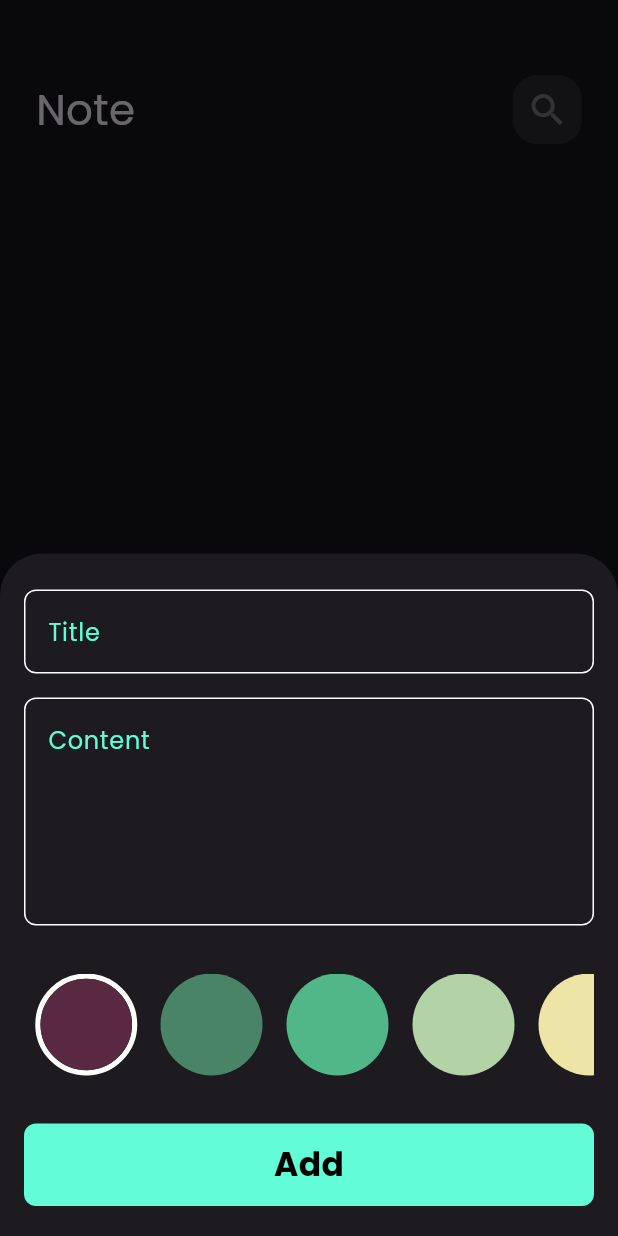
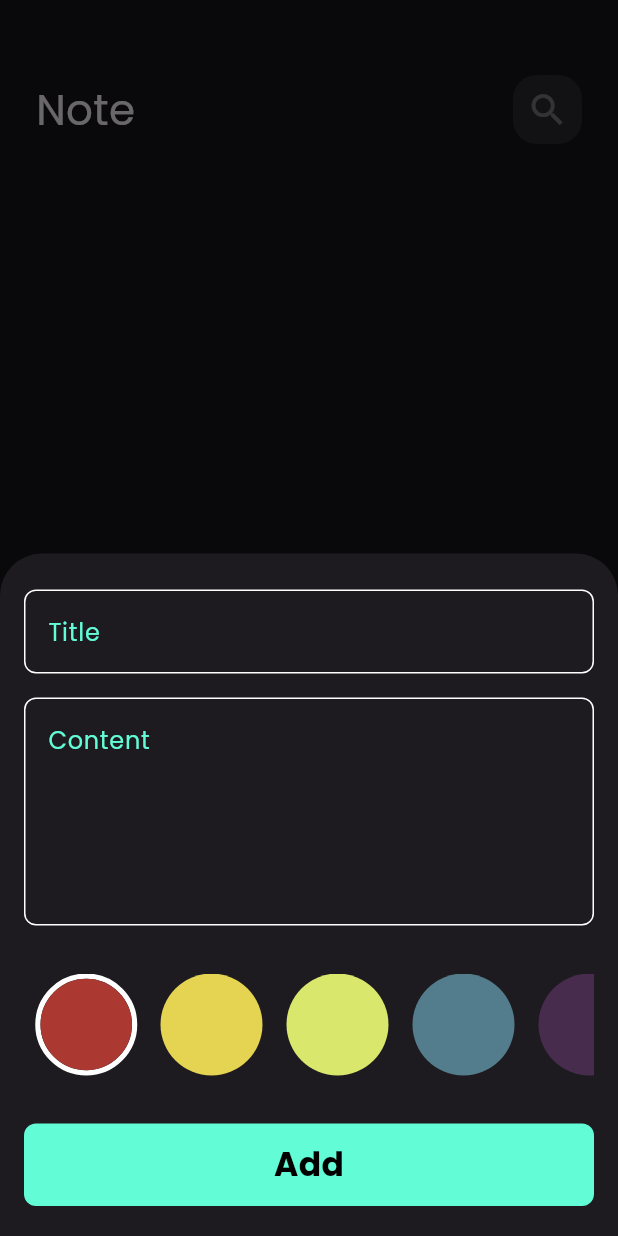
Before and after one commit to EmanMohamed7612/notes_app, a Flutter app: the screen it shows after launch, after a tap on the "add" icon, on a phone screen of 412 x 824 dp. Run offline on Flutter 3.47's test engine with Material 3 defaults, Android fonts, the phone set to English and light mode, and no system bars; our stand-ins replace bloc, flutter_bloc, font_awesome_flutter, hive, hive_flutter; accounts and stored records are empty.

Commit message:
finish edit note list view

```diff
--- a/lib/constants.dart
+++ b/lib/constants.dart
@@ -2,3 +2,11 @@ import 'package:flutter/material.dart';
 
 const kPrimaryColor=Color(0xff62FCD7);
 const kNotesBox='notes box';
+
+ List<Color> kColors = const [
+    Color(0xffAC3931),
+    Color(0xffE5D352),
+    Color(0xffD9E76C),
+    Color(0xff537D8D),
+    Color(0xff482C4D),
+  ];
--- a/lib/cubits/add_note_cubit/add_note_cubit.dart
+++ b/lib/cubits/add_note_cubit/add_note_cubit.dart
@@ -1,4 +1,5 @@
 import 'package:bloc/bloc.dart';
+import 'package:flutter/material.dart';
 import 'package:hive_flutter/hive_flutter.dart';
 import 'package:meta/meta.dart';
 import 'package:notes_app/constants.dart';
@@ -8,8 +9,9 @@ part 'add_note_state.dart';
 
 class AddNoteCubit extends Cubit<AddNoteState> {
   AddNoteCubit() : super(AddNoteInitial());
-
+  Color color = Color(0xffAC3931);
   addNote(NoteModel note) async {
+    note.color = color.value;
     emit(AddNoteLoading());
     try {
       var notesBox = Hive.box<NoteModel>(kNotesBox);
--- a/lib/widgets/colors_list_view.dart
+++ b/lib/widgets/colors_list_view.dart
@@ -1,4 +1,7 @@
 import 'package:flutter/material.dart';
+import 'package:flutter_bloc/flutter_bloc.dart';
+import 'package:notes_app/constants.dart';
+import 'package:notes_app/cubits/add_note_cubit/add_note_cubit.dart';
 
 class ColorsListView extends StatefulWidget {
   const ColorsListView({super.key});
@@ -9,19 +12,13 @@ class ColorsListView extends StatefulWidget {
 
 class _ColorsListViewState extends State<ColorsListView> {
   int currentIndex = 0;
-  List<Color> colors =const [
-    Color(0xff592941),
-    Color(0xff498467),
-    Color(0xff52b788),
-    Color(0xffb2d3a8),
-    Color(0xffede5a6),
-  ];
+
   @override
   Widget build(BuildContext context) {
     return SizedBox(
       height: 34 * 2,
       child: ListView.builder(
-        itemCount: colors.length,
+        itemCount: kColors.length,
         scrollDirection: Axis.horizontal,
         itemBuilder: (context, index) {
           return Padding(
@@ -29,11 +26,12 @@ class _ColorsListViewState extends State<ColorsListView> {
             child: GestureDetector(
               onTap: () {
                 currentIndex = index;
+                BlocProvider.of<AddNoteCubit>(context).color = kColors[index];
                 setState(() {});
               },
               child: ColorItem(
                 isActive: currentIndex == index,
-                color: colors[index],
+                color: kColors[index],
               ),
             ),
           );
--- a/lib/widgets/edit_view_body.dart
+++ b/lib/widgets/edit_view_body.dart
@@ -1,10 +1,13 @@
 import 'package:flutter/material.dart';
 import 'package:flutter_bloc/flutter_bloc.dart';
+import 'package:notes_app/constants.dart';
 import 'package:notes_app/cubits/notes_cubit/notes_cubit.dart';
 import 'package:notes_app/models/note_model.dart';
+import 'package:notes_app/widgets/colors_list_view.dart';
 import 'package:notes_app/widgets/custom_app_bar.dart';
 
 import 'package:notes_app/widgets/custom_text_field.dart';
+import 'package:notes_app/widgets/edit_note_color_list_view.dart';
 
 class EditNoteViewBody extends StatefulWidget {
   const EditNoteViewBody({super.key, required this.note});
@@ -49,6 +52,8 @@ class _EditNoteViewBodyState extends State<EditNoteViewBody> {
             hint: widget.note.subTitle,
             maxLines: 5,
           ),
+          const SizedBox(height: 16),
+          EditNotesColorList(note: widget.note),
         ],
       ),
     );
```
Also changed, not shown: lib/widgets/edit_note_color_list_view.dart (added, +47 -0 lines).
